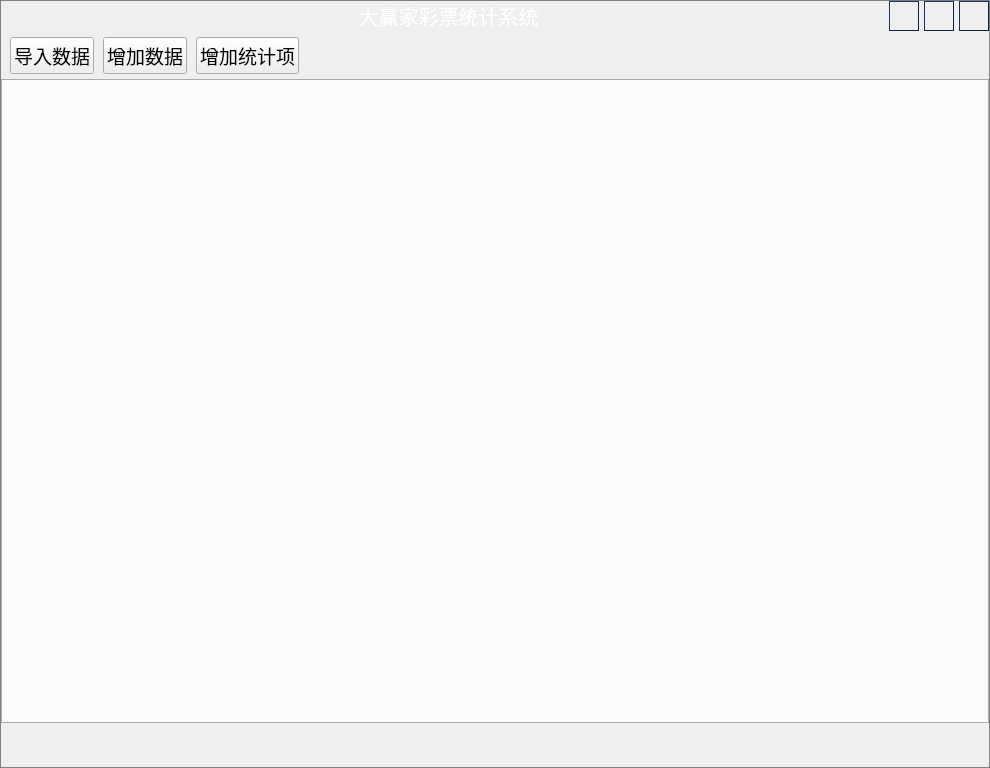
This is View/MainWindow/MMainWindow.ui in lxj434368832/LotterySystem as Qt 5 draws it before an edit. The edited form follows.
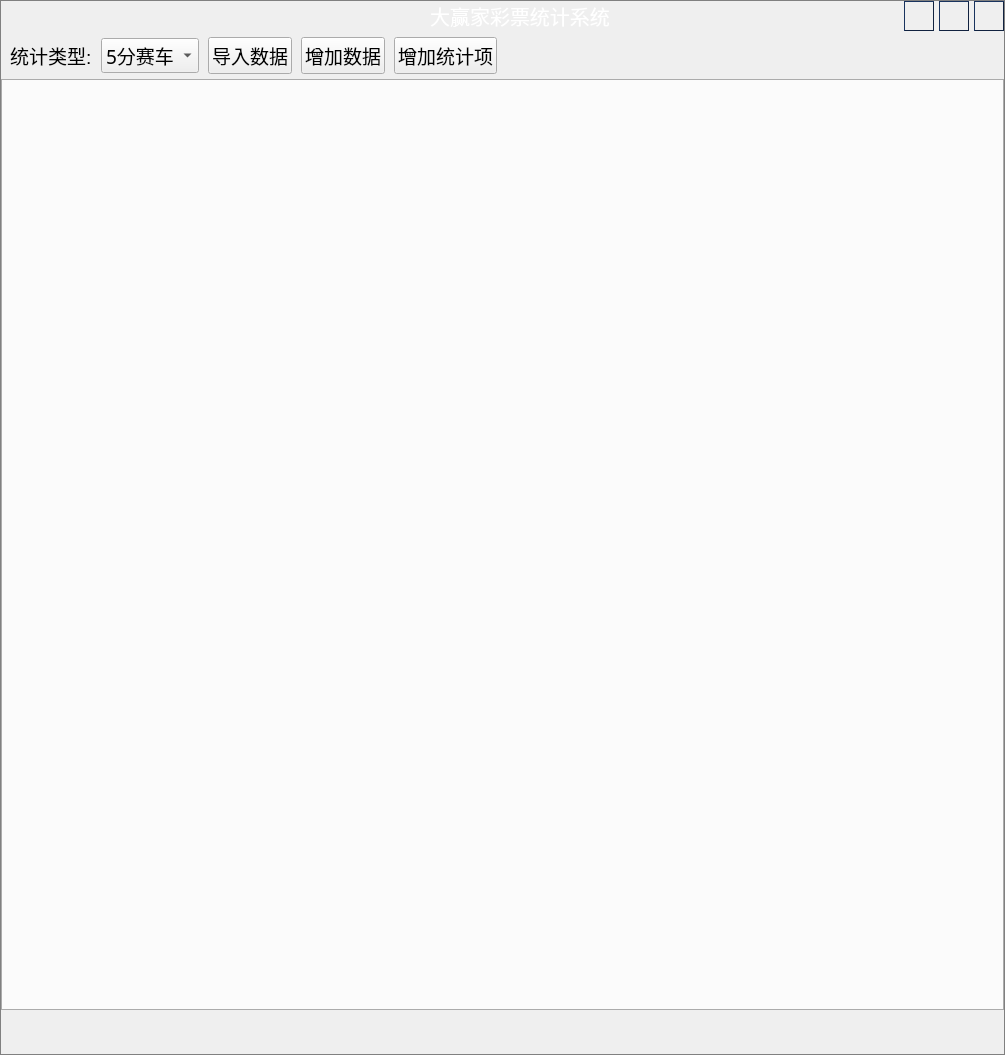
This is the edited form. Icons and pictures are not drawn.

Commit message: 添加三分快三的投注类型。

What changed in the file:
```diff
--- a/View/MainWindow/MMainWindow.ui
+++ b/View/MainWindow/MMainWindow.ui
@@ -6,8 +6,8 @@
    <rect>
     <x>0</x>
     <y>0</y>
-    <width>990</width>
-    <height>768</height>
+    <width>1005</width>
+    <height>1055</height>
    </rect>
   </property>
   <property name="windowTitle">
@@ -128,6 +128,12 @@
       </property>
       <item>
        <widget class="QLabel" name="lbTitleIcon">
+        <property name="minimumSize">
+         <size>
+          <width>135</width>
+          <height>0</height>
+         </size>
+        </property>
         <property name="text">
          <string/>
         </property>
@@ -223,6 +229,12 @@
        <height>32</height>
       </size>
      </property>
+     <property name="styleSheet">
+      <string notr="true">#cbStatisticType
+{
+	font:14pt Mirosoft Yahei;
+}</string>
+     </property>
      <layout class="QHBoxLayout" name="horizontalLayout_2">
       <property name="spacing">
        <number>9</number>
@@ -233,6 +245,35 @@
       <property name="bottomMargin">
        <number>5</number>
       </property>
+      <item>
+       <widget class="QLabel" name="lbStatisticType">
+        <property name="font">
+         <font>
+          <pointsize>14</pointsize>
+         </font>
+        </property>
+        <property name="text">
+         <string>统计类型:</string>
+        </property>
+        <property name="buddy">
+         <cstring>cbStatisticType</cstring>
+        </property>
+       </widget>
+      </item>
+      <item>
+       <widget class="QComboBox" name="cbStatisticType">
+        <item>
+         <property name="text">
+          <string>5分赛车</string>
+         </property>
+        </item>
+        <item>
+         <property name="text">
+          <string>3分快3</string>
+         </property>
+        </item>
+       </widget>
+      </item>
       <item>
        <widget class="QPushButton" name="btnImportData">
         <property name="font">
```
The commit also changes 4 other files.
